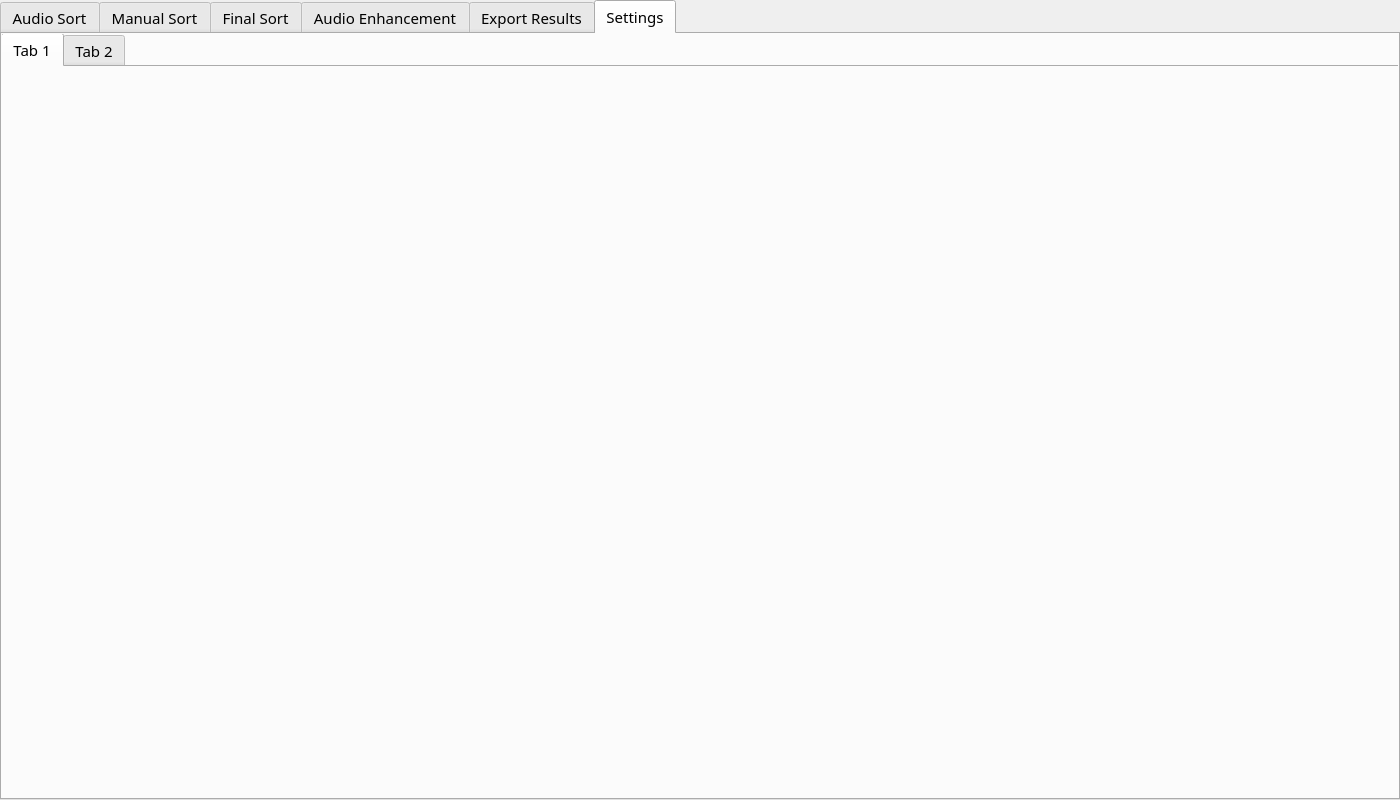
Above: main.ui from u9328009/ASAP before the change. Below: the same form after it.
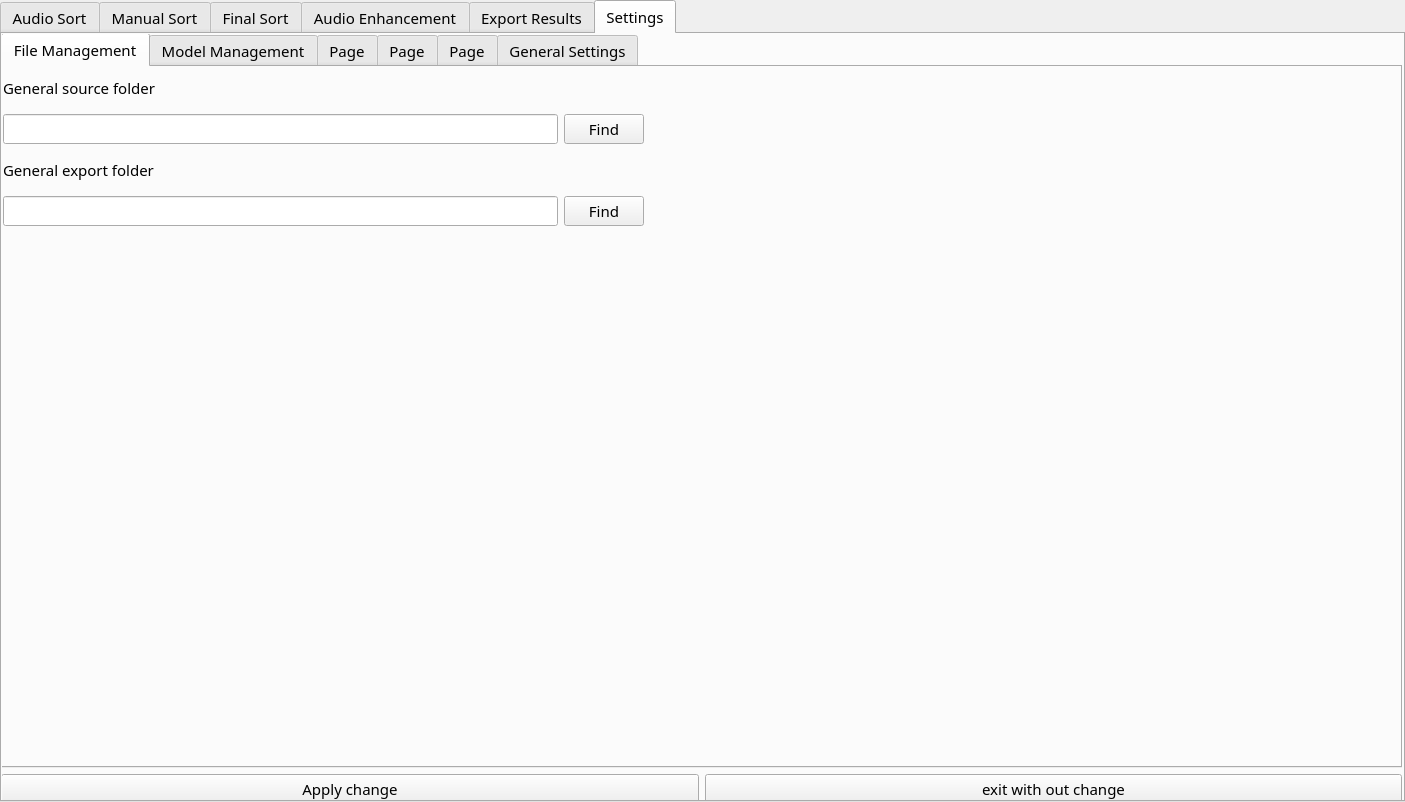
That is the form after the change. The open tabs and pages were chosen to show the change.

Commit message: add more vad models

Patch:
```diff
--- a/main.ui
+++ b/main.ui
@@ -6,8 +6,8 @@
    <rect>
     <x>0</x>
     <y>0</y>
-    <width>1400</width>
-    <height>800</height>
+    <width>1405</width>
+    <height>802</height>
    </rect>
   </property>
   <property name="sizePolicy">
@@ -394,19 +394,99 @@
          </rect>
         </property>
         <layout class="QGridLayout" name="gridLayout_5">
-         <item row="0" column="0">
-          <widget class="QTabWidget" name="tabWidget_2">
+         <item row="1" column="0">
+          <widget class="QPushButton" name="pushButton_3">
+           <property name="text">
+            <string>Apply change</string>
+           </property>
+          </widget>
+         </item>
+         <item row="1" column="1">
+          <widget class="QPushButton" name="pushButton_4">
+           <property name="text">
+            <string>exit with out change</string>
+           </property>
+          </widget>
+         </item>
+         <item row="0" column="0" colspan="2">
+          <widget class="QTabWidget" name="settingQwidget">
            <property name="currentIndex">
             <number>0</number>
            </property>
            <widget class="QWidget" name="FileSet">
             <attribute name="title">
-             <string>Tab 1</string>
+             <string>File Management</string>
+            </attribute>
+            <widget class="QWidget" name="gridLayoutWidget_2">
+             <property name="geometry">
+              <rect>
+               <x>0</x>
+               <y>0</y>
+               <width>641</width>
+               <height>159</height>
+              </rect>
+             </property>
+             <layout class="QGridLayout" name="gridLayout_6">
+              <item row="2" column="0" colspan="2">
+               <widget class="QLabel" name="label_6">
+                <property name="text">
+                 <string>General export folder</string>
+                </property>
+               </widget>
+              </item>
+              <item row="3" column="0">
+               <widget class="QLineEdit" name="lineEdit_2"/>
+              </item>
+              <item row="3" column="1">
+               <widget class="QPushButton" name="pushButton_6">
+                <property name="text">
+                 <string>Find</string>
+                </property>
+               </widget>
+              </item>
+              <item row="1" column="1">
+               <widget class="QPushButton" name="pushButton_5">
+                <property name="text">
+                 <string>Find</string>
+                </property>
+               </widget>
+              </item>
+              <item row="1" column="0">
+               <widget class="QLineEdit" name="lineEdit"/>
+              </item>
+              <item row="0" column="0" colspan="2">
+               <widget class="QLabel" name="label_5">
+                <property name="text">
+                 <string>General source folder</string>
+                </property>
+               </widget>
+              </item>
+             </layout>
+            </widget>
+           </widget>
+           <widget class="QWidget" name="Model">
+            <attribute name="title">
+             <string>Model Management</string>
+            </attribute>
+           </widget>
+           <widget class="QWidget" name="tab">
+            <attribute name="title">
+             <string>Page</string>
             </attribute>
            </widget>
            <widget class="QWidget" name="tab_2">
             <attribute name="title">
-             <string>Tab 2</string>
+             <string>Page</string>
+            </attribute>
+           </widget>
+           <widget class="QWidget" name="tab_3">
+            <attribute name="title">
+             <string>Page</string>
+            </attribute>
+           </widget>
+           <widget class="QWidget" name="generalset">
+            <attribute name="title">
+             <string>General Settings</string>
             </attribute>
            </widget>
           </widget>
```
Left out of the diff: 25 changed lines with no effect on the pictures. The commit also changes 3 other files.
